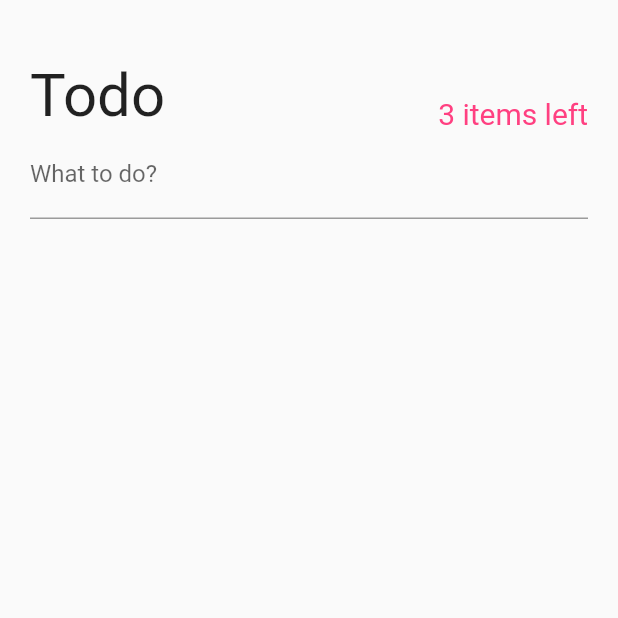
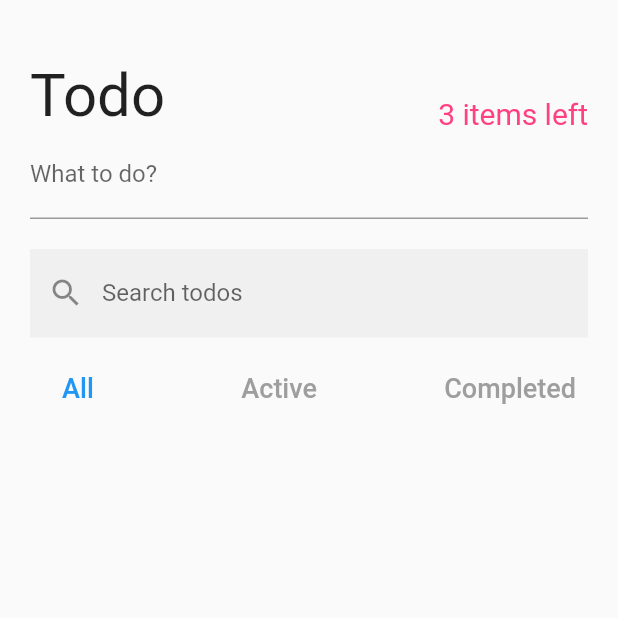
Before and after one commit to reload1bronze/flutter_cheat_repo, a Flutter app: the screen it shows after launch, on a phone screen of 412 x 824 dp, the top half of it. Run offline on Flutter 3.47's test engine with Material 2 defaults, Android fonts, the phone set to English and light mode, and no system bars; our stand-ins replace equatable.

Commit message:
study: SearchAndFilterTodo widget
- udemy 'Flutter Provider Essential 코스' by Sangwook Cho

```diff
--- a/lib/todo_provider/pages/todos_page.dart
+++ b/lib/todo_provider/pages/todos_page.dart
@@ -1,4 +1,5 @@
 import 'package:flutter/material.dart';
+import 'package:flutter_cheat_repo/todo_provider/models/todo_model.dart';
 import 'package:flutter_cheat_repo/todo_provider/providers/index.dart';
 import 'package:provider/provider.dart';
 
@@ -24,6 +25,8 @@ class _TodosPageState extends State<TodosPage> {
               children: [
                 TodoHeader(),
                 CreateTodo(),
+                const SizedBox(height: 20.0),
+                SearchAndFilterTodo(),
               ],
             ),
           ),
@@ -90,3 +93,61 @@ class _CreateTodoState extends State<CreateTodo> {
     );
   }
 }
+
+class SearchAndFilterTodo extends StatelessWidget {
+  const SearchAndFilterTodo({Key? key}) : super(key: key);
+
+  @override
+  Widget build(BuildContext context) {
+    return Column(
+      children: [
+        TextField(
+          decoration: InputDecoration(
+            labelText: 'Search todos',
+            border: InputBorder.none,
+            filled: true,
+            prefixIcon: Icon(Icons.search),
+          ),
+          onChanged: (String? newSearchTerm) {
+            if (newSearchTerm != null) {
+              context.read<TodoSearch>().setSearchTerm(newSearchTerm);
+            }
+          },
+        ),
+        const SizedBox(height: 10.0),
+        Row(
+          mainAxisAlignment: MainAxisAlignment.spaceBetween,
+          children: [
+            filterButton(context, Filter.all),
+            filterButton(context, Filter.active),
+            filterButton(context, Filter.completed),
+          ],
+        ),
+      ],
+    );
+  }
+
+  Widget filterButton(BuildContext context, Filter filter) {
+    return TextButton(
+      onPressed: () {
+        context.read<TodoFilter>().changeFilter(filter);
+      },
+      child: Text(
+        filter == Filter.all
+            ? 'All'
+            : filter == Filter.active
+                ? 'Active'
+                : 'Completed',
+        style: TextStyle(
+          fontSize: 18.0,
+          color: textColor(context, filter),
+        ),
+      ),
+    );
+  }
+
+  Color textColor(BuildContext context, Filter filter) {
+    final currentFilter = context.watch<TodoFilter>().state.filter;
+    return currentFilter == filter ? Colors.blue : Colors.grey;
+  }
+}
```
